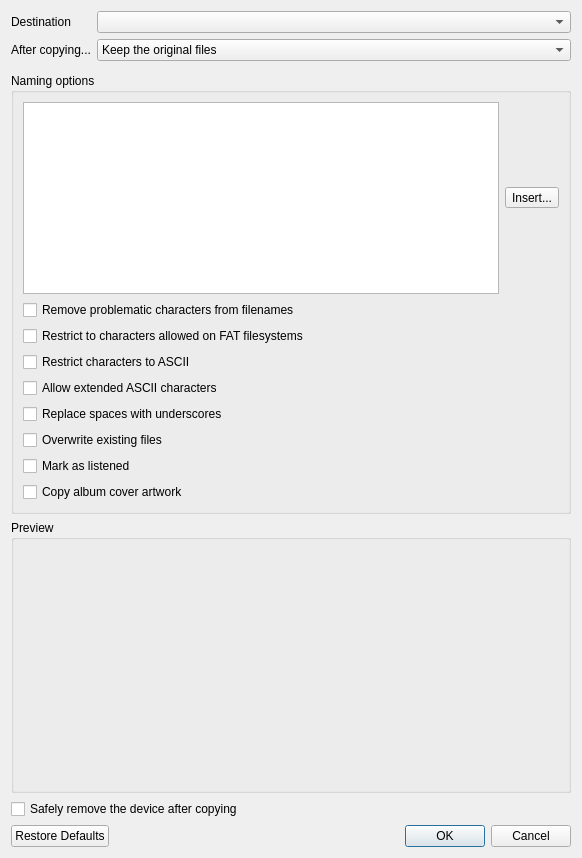
The window that src/organize/organizedialog.ui (strawberrymusicplayer/strawberry) describes before a commit, drawn with Qt 5.
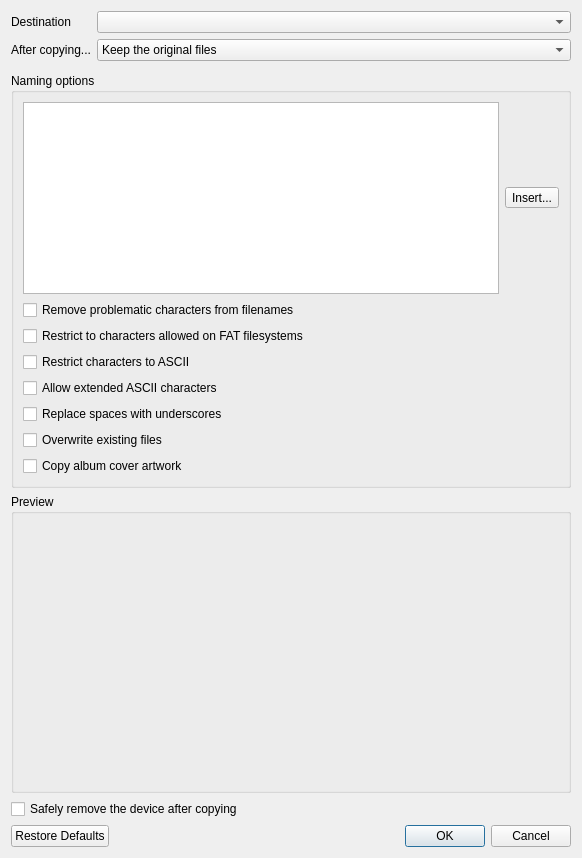
The same window after the commit. Icons and pictures are not drawn. Custom widgets are drawn as their Qt base class.

Commit message: Organize: Remove unused "mark as listened" option

What changed in the file:
```diff
--- a/src/organize/organizedialog.ui
+++ b/src/organize/organizedialog.ui
@@ -145,13 +145,6 @@
         </property>
        </widget>
       </item>
-      <item>
-       <widget class="QCheckBox" name="mark_as_listened">
-        <property name="text">
-         <string>Mark as listened</string>
-        </property>
-       </widget>
-      </item>
       <item>
        <widget class="QCheckBox" name="albumcover">
         <property name="text">
```
Left out of the diff: 1 changed line with no effect on the pictures. The commit also changes 4 other files.
